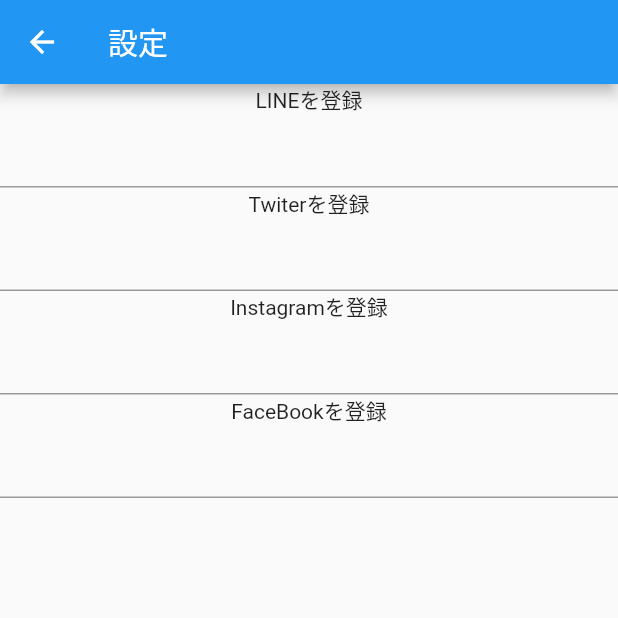
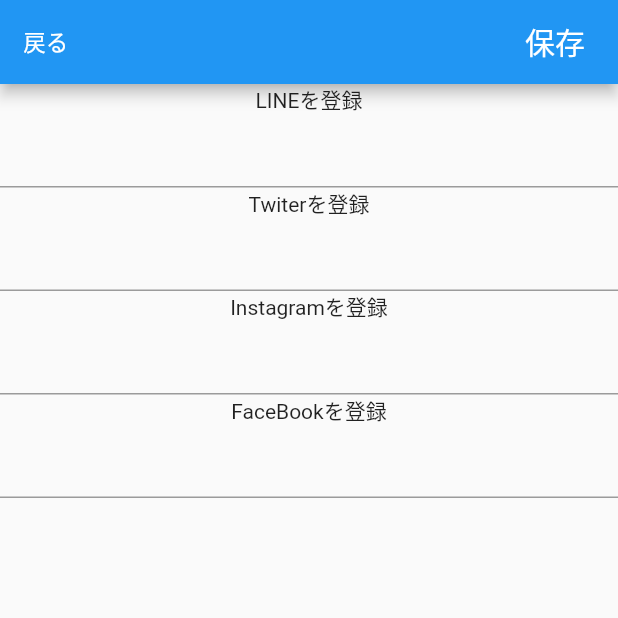
Before and after one commit to iseruuuuu/exchange_contact_app, a Flutter app: the SettingScreen screen opened directly, on a phone screen of 412 x 824 dp, the top half of it. Run offline on Flutter 3.47's test engine with Material 2 defaults, Android fonts, the phone set to English and light mode, and no system bars; our stand-ins replace barcode_widget, freezed_annotation, state_notifier; missing offline and left inert: flutter_state_notifier.

Commit message:
add: 戻るボタンと保存ボタンを追加

```diff
--- a/lib/setting/setting_screen.dart
+++ b/lib/setting/setting_screen.dart
@@ -1,6 +1,7 @@
 import 'package:flutter/material.dart';
 import 'package:flutter_state_notifier/flutter_state_notifier.dart';
 import 'setting_screen_state.dart';
+import 'package:provider/provider.dart';
 
 
 class SettingScreen extends StatelessWidget {
@@ -13,13 +14,35 @@
       builder: (context, _) {
         return Scaffold(
           appBar: AppBar(
-            title: Text('設定'),
             actions: [
-              TextButton(
-                onPressed: () {},
-                child: Text('保存'),
+              Padding(
+                padding: const EdgeInsets.only(right: 10),
+                child: TextButton(
+                  onPressed: () => context.read<SettingScreenController>().onTapStore(),
+                  child: const Text(
+                    '保存',
+                    style: TextStyle(
+                      fontSize: 20,
+                      color: Colors.white,
+                    ),
+                  ),
+                ),
               ),
             ],
+            //TODO　サイズの調整
+            leading: Padding(
+              padding: const EdgeInsets.only(left: 5),
+              child: TextButton(
+                onPressed: () => context.read<SettingScreenController>().onTapBack(),
+                child: const Text(
+                  '戻る',
+                  style: TextStyle(
+                    fontSize: 15,
+                    color: Colors.white,
+                  ),
+                ),
+              ),
+            ),
           ),
           body: SingleChildScrollView(
             child: Column(
--- a/lib/setting/setting_screen_state.dart
+++ b/lib/setting/setting_screen_state.dart
@@ -21,6 +21,14 @@
 
   void onTapStore() {
     //TODO データの保存
+    print('保存したよ');
+    //TODO 前の画面に戻る
+    Navigator.of(context).pop();
   }
 
+  void onTapBack() {
+    Navigator.of(context).pop();
+  }
+
+
 }
```
